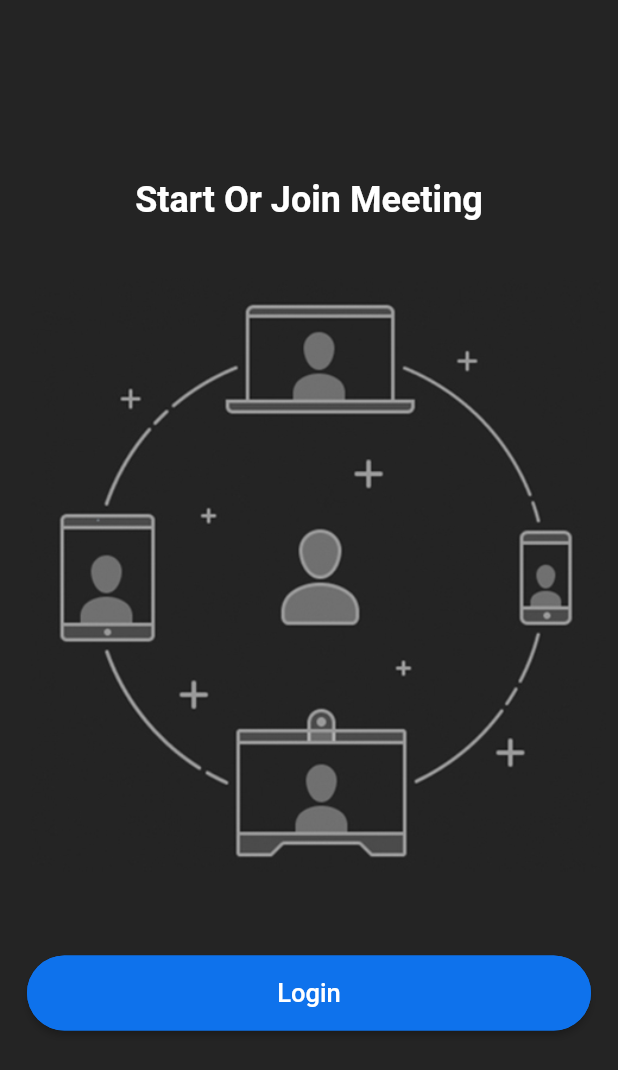
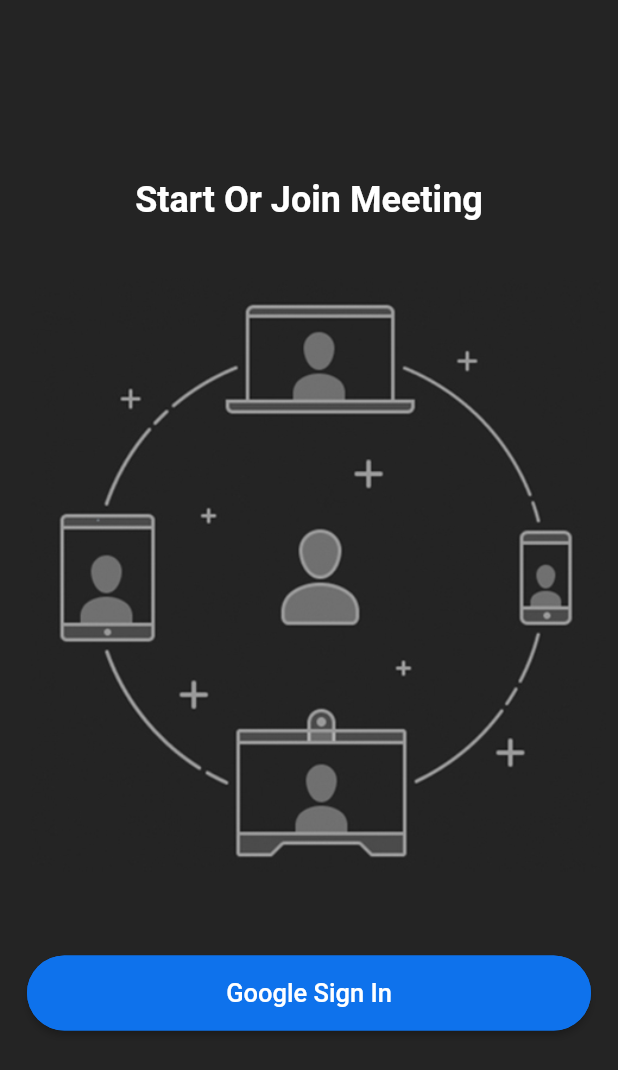
Before and after one commit to ayush-921/zoom_clone, a Flutter app: the screen it shows after launch, on a phone screen of 412 x 824 dp. Shown: the top 1070 px of the screen. Run offline on Flutter 3.47's test engine with Material 2 defaults, Android fonts, the phone set to English and light mode, and no system bars.

Commit message:
CustomButton text update

```diff
--- a/lib/screens/login_screen.dart
+++ b/lib/screens/login_screen.dart
@@ -27,7 +27,7 @@ class _LoginScreenState extends State<LoginScreen> {
             child: Image.asset('assets/images/onboarding.jpg'),
           ),
           CustomButton(
-            text: 'Login',
+            text: 'Google Sign In',
             onPressed: () {},
           ),
         ],
```
